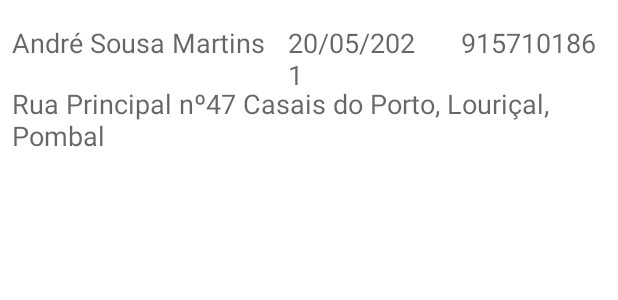
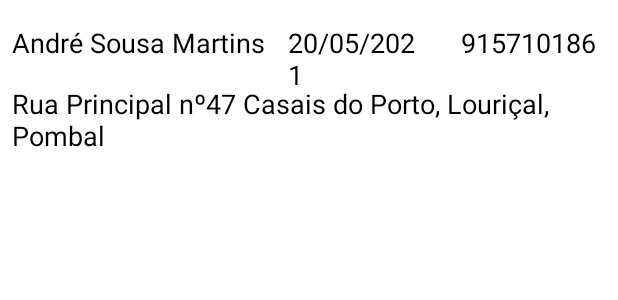
Before and after one commit to Fabio2001Marques/TrabalhoFinal, an Android app: the layout item_pessoas.xml on its own in the app's theme, with its tools: preview values and no code run, on a phone screen of 412 x 824 dp. Shown: the top 300 px of the screen. Run offline under Robolectric (Android 15) with nearby library versions, the phone set to English and light mode, and no system bars.

```diff
--- a/app/src/main/res/layout/item_pessoas.xml
+++ b/app/src/main/res/layout/item_pessoas.xml
@@ -3,7 +3,8 @@
     xmlns:app="http://schemas.android.com/apk/res-auto"
     xmlns:tools="http://schemas.android.com/tools"
     android:layout_width="match_parent"
-    android:layout_height="match_parent">
+    android:layout_height="wrap_content"
+    android:layout_marginBottom="24dp">
 
     <TextView
         android:id="@+id/textViewPessoaNome"
@@ -13,6 +14,7 @@
         android:layout_marginLeft="8dp"
         android:layout_marginTop="16dp"
         android:textAppearance="@style/TextAppearance.AppCompat.Medium"
+        android:textColor="@color/black"
         app:layout_constraintStart_toStartOf="parent"
         app:layout_constraintTop_toTopOf="parent"
         tools:text="André Sousa Martins" />
@@ -26,6 +28,7 @@
         android:layout_marginEnd="5dp"
         android:layout_marginRight="5dp"
         android:textAppearance="@style/TextAppearance.AppCompat.Medium"
+        android:textColor="@color/black"
         app:layout_constraintEnd_toStartOf="@+id/textViewPessoaContacto"
         app:layout_constraintStart_toEndOf="@+id/textViewPessoaNome"
         app:layout_constraintTop_toTopOf="@+id/textViewPessoaNome"
@@ -40,6 +43,7 @@
         android:layout_marginEnd="16dp"
         android:layout_marginRight="16dp"
         android:textAppearance="@style/TextAppearance.AppCompat.Medium"
+        android:textColor="@color/black"
         app:layout_constraintEnd_toEndOf="parent"
         app:layout_constraintStart_toEndOf="@+id/textViewPessoaNascimento"
         app:layout_constraintTop_toTopOf="@+id/textViewPessoaNascimento"
@@ -51,6 +55,7 @@
         android:layout_height="wrap_content"
         android:layout_marginTop="16dp"
         android:textAppearance="@style/TextAppearance.AppCompat.Medium"
+        android:textColor="@color/black"
         app:layout_constraintStart_toStartOf="@+id/textViewPessoaNome"
         app:layout_constraintTop_toBottomOf="@+id/textViewPessoaNome"
         tools:text="Rua Principal nº47 Casais do Porto, Louriçal, Pombal" />
```
Also changed, not shown: app/src/main/java/pt/ipg/trabalho_final/AdapterPessoas.kt (+23 -1 lines), 1 other file.
